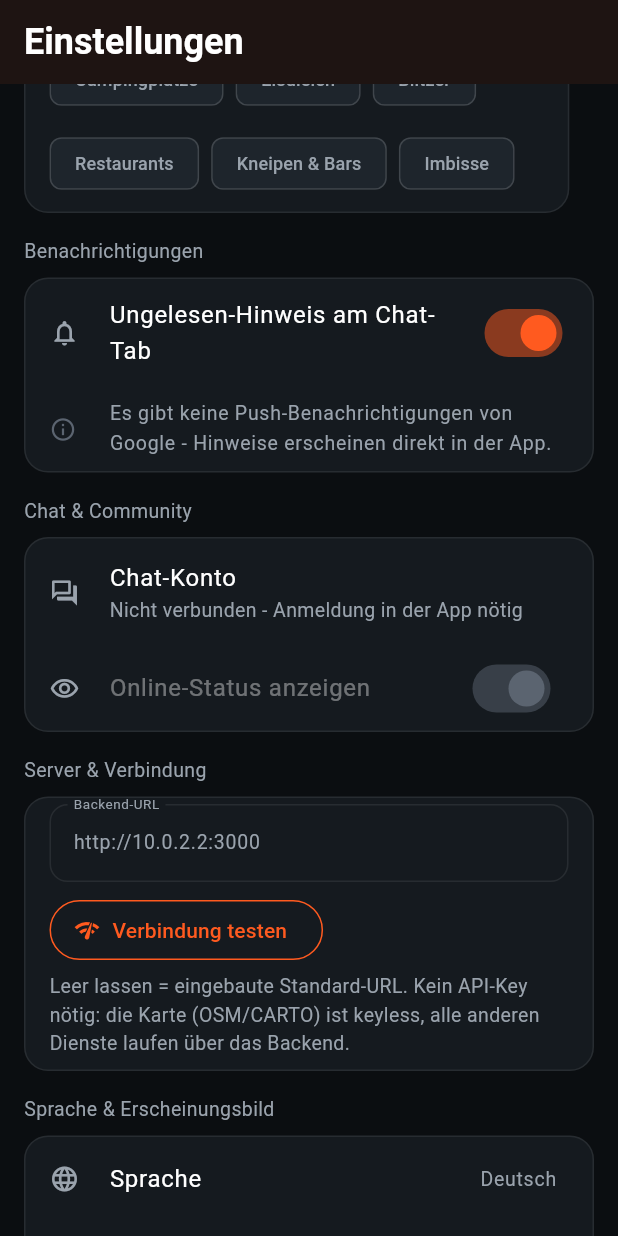
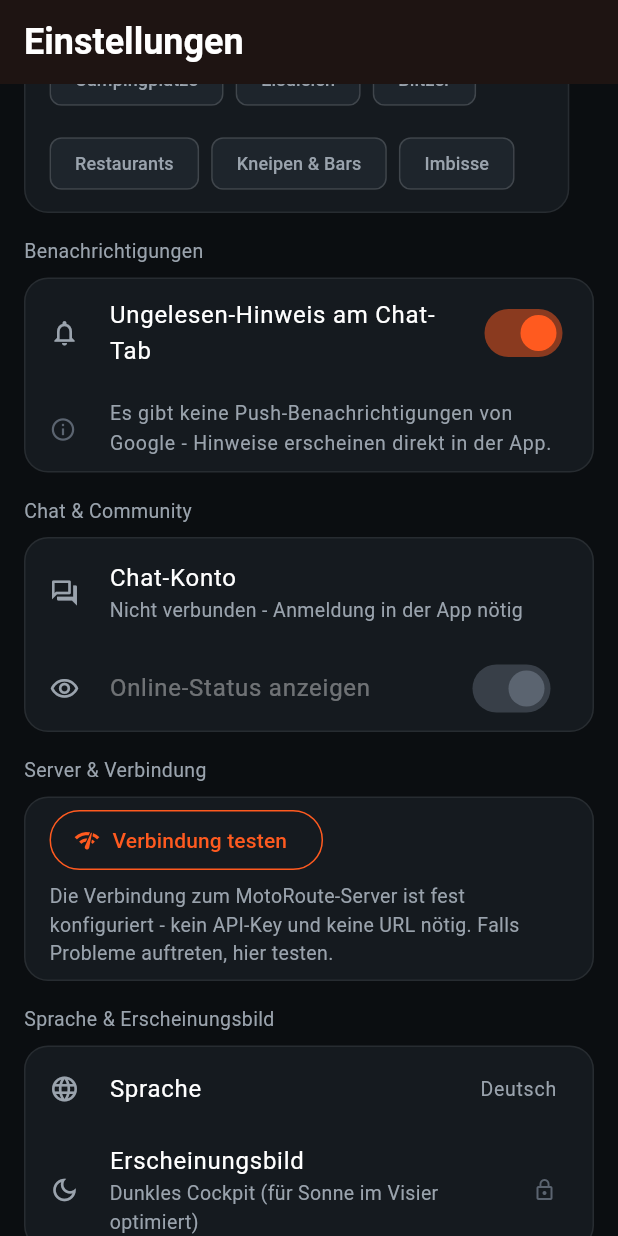
Before and after one commit to Kjell35/motoroute, a Flutter app: the SettingsScreen screen opened directly, scrolled down 576 dp, on a phone screen of 412 x 824 dp. Run offline on Flutter 3.47's test engine with Material 3 defaults, Android fonts, the phone set to English and light mode, and no system bars; our stand-ins replace battery_plus, dartz, dio, flutter_riverpod, geolocator, shared_preferences; missing offline and left inert: maplibre_gl; accounts and stored records are empty; network calls fail.

Commit message:
v0.3.4: Karten-Asset im Bundle (Blackscreen-Fix) + URL-Feld aus Einstellungen entfernt
- assets/styles/moto-route-dark.json war nie im pubspec registriert ->
  rootBundle-Fehler -> leerer Stil = Blackscreen. Jetzt registriert.
- "Server & Verbindung": URL-Eingabe + Speichern raus (URL ist fest im
  APK), Verbindungstest + Status bleiben als Diagnose.

🤖 Generated with Codebuff
Co-Authored-By: Codebuff <noreply@codebuff.com>

```diff
--- a/motoroute_app/lib/features/settings/settings_screen.dart
+++ b/motoroute_app/lib/features/settings/settings_screen.dart
@@ -34,33 +34,12 @@ class SettingsScreen extends ConsumerStatefulWidget {
 }
 
 class _SettingsScreenState extends ConsumerState<SettingsScreen> {
-  late final TextEditingController _serverController;
-  bool _serverDirty = false;
   bool _runningHealthCheck = false;
   String? _healthResult; // null = noch nicht getestet
 
   @override
   void initState() {
     super.initState();
-    _serverController = TextEditingController(text: ApiClient.baseUrl);
-  }
-
-  @override
-  void dispose() {
-    _serverController.dispose();
-    super.dispose();
-  }
-
-  Future<void> _saveServer() async {
-    await ApiClient.saveBaseUrl(_serverController.text);
-    if (!mounted) return;
-    setState(() => _serverDirty = false);
-    ScaffoldMessenger.of(context).showSnackBar(
-      const SnackBar(
-        content: Text(
-            'Server gespeichert. Neue Anfragen nutzen ihn sofort - für Chat/Karte einmal App neu starten.'),
-      ),
-    );
   }
 
   /// Echter Verbindungstest: GET /v1/health (anonym, kein Auth nötig).
@@ -524,8 +503,9 @@ class _SettingsScreenState extends ConsumerState<SettingsScreen> {
   }
 
   // ------------------------------------------------------------------
-  // Server & Verbindung: Backend-URL (Runtime-Override) + echter
-  // Verbindungstest gegen /v1/health.
+  // Server & Verbindung: Status + echter Verbindungstest gegen
+  // /v1/health. KEIN URL-Eingabefeld mehr - die Backend-URL ist fest
+  // im APK (dart-define), normale Nutzer tragen nie etwas ein.
   // ------------------------------------------------------------------
   Widget _buildServerSection() {
     return _buildSection('Server & Verbindung', [
@@ -534,28 +514,6 @@ class _SettingsScreenState extends ConsumerState<SettingsScreen> {
         child: Column(
           crossAxisAlignment: CrossAxisAlignment.start,
           children: [
-            TextField(
-              controller: _serverController,
-              onChanged: (_) => setState(() => _serverDirty = true),
-              keyboardType: TextInputType.url,
-              autocorrect: false,
-              style: AppTypography.caption,
-              decoration: InputDecoration(
-                labelText: 'Backend-URL',
-                hintText: 'http://192.168.1.50:3000',
-                hintStyle: const TextStyle(color: AppColors.textMutedDark, fontSize: 12),
-                labelStyle: const TextStyle(color: AppColors.textSecondaryDark, fontSize: 12),
-                enabledBorder: OutlineInputBorder(
-                  borderRadius: BorderRadius.circular(12),
-                  borderSide: const BorderSide(color: AppColors.borderHairlineDark),
-                ),
-                focusedBorder: OutlineInputBorder(
-                  borderRadius: BorderRadius.circular(12),
-                  borderSide: const BorderSide(color: AppColors.accentPrimaryDark),
-                ),
-              ),
-            ),
-            const SizedBox(height: AppSpacing.sm),
             Row(
               children: [
                 OutlinedButton.icon(
@@ -573,23 +531,6 @@ class _SettingsScreenState extends ConsumerState<SettingsScreen> {
                       : const Icon(Icons.network_check, size: 18),
                   label: const Text('Verbindung testen'),
                 ),
-                if (_serverDirty) ...[
-                  const SizedBox(width: AppSpacing.sm),
-                  Expanded(
-                    child: SizedBox(
-                      height: AppSpacing.touchTargetPlanning,
-                      child: ElevatedButton.icon(
-                        onPressed: _saveServer,
-                        style: ElevatedButton.styleFrom(
-                          backgroundColor: AppColors.accentPrimaryDark,
-                          foregroundColor: AppColors.textPrimaryDark,
-                        ),
-                        icon: const Icon(Icons.save_outlined, size: 18),
-                        label: const Text('Speichern'),
-                      ),
-                    ),
-                  ),
-                ],
               ],
             ),
             if (_healthResult != null) ...[
@@ -598,7 +539,7 @@ class _SettingsScreenState extends ConsumerState<SettingsScreen> {
             ],
             const SizedBox(height: AppSpacing.xs),
             Text(
-              'Leer lassen = eingebaute Standard-URL. Kein API-Key nötig: die Karte (OSM/CARTO) ist keyless, alle anderen Dienste laufen über das Backend.',
+              'Die Verbindung zum MotoRoute-Server ist fest konfiguriert - kein API-Key und keine URL nötig. Falls Probleme auftreten, hier testen.',
               style: AppTypography.caption,
             ),
           ],
```
Also changed, not shown: motoroute_app/pubspec.yaml (+6 -1 lines).
